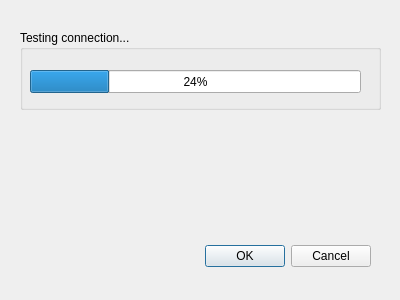
Old version of the form client/src/ui/dialogs/connection_testing_dialog.ui in the repository networkoptix/nx_open.
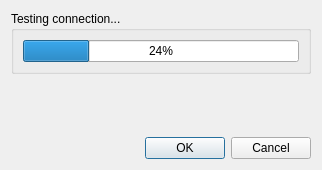
New version of the form.

Commit message:
Bug #1818: If test connection to EC different version "Failure" is displayed
<==== Mercurial data ====>
Branch: master

The edit to the form file:
```diff
--- a/client/src/ui/dialogs/connection_testing_dialog.ui
+++ b/client/src/ui/dialogs/connection_testing_dialog.ui
@@ -6,8 +6,8 @@
    <rect>
     <x>0</x>
     <y>0</y>
-    <width>400</width>
-    <height>300</height>
+    <width>328</width>
+    <height>185</height>
    </rect>
   </property>
   <property name="sizePolicy">
@@ -19,57 +19,34 @@
   <property name="windowTitle">
    <string>Connection Test</string>
   </property>
-  <widget class="QDialogButtonBox" name="buttonBox">
-   <property name="geometry">
-    <rect>
-     <x>30</x>
-     <y>240</y>
-     <width>341</width>
-     <height>32</height>
-    </rect>
+  <layout class="QVBoxLayout" name="verticalLayout_2">
+   <property name="sizeConstraint">
+    <enum>QLayout::SetFixedSize</enum>
    </property>
-   <property name="orientation">
-    <enum>Qt::Horizontal</enum>
-   </property>
-   <property name="standardButtons">
-    <set>QDialogButtonBox::Cancel|QDialogButtonBox::Ok</set>
-   </property>
-  </widget>
+   <item>
   <widget class="QGroupBox" name="groupBox">
-   <property name="geometry">
-    <rect>
-     <x>20</x>
-     <y>30</y>
-     <width>361</width>
-     <height>80</height>
-    </rect>
+     <property name="minimumSize">
+      <size>
+       <width>300</width>
+       <height>0</height>
+      </size>
    </property>
    <property name="title">
     <string>Testing connection...</string>
    </property>
+     <layout class="QVBoxLayout" name="verticalLayout">
+      <item>
    <widget class="QProgressBar" name="progressBar">
-    <property name="geometry">
-     <rect>
-      <x>10</x>
-      <y>40</y>
-      <width>331</width>
-      <height>23</height>
-     </rect>
-    </property>
     <property name="value">
      <number>24</number>
     </property>
    </widget>
-  </widget>
+      </item>
+     </layout>
+    </widget>
+   </item>
+   <item>
   <widget class="QLabel" name="statusLabel">
-   <property name="geometry">
-    <rect>
-     <x>30</x>
-     <y>160</y>
-     <width>351</width>
-     <height>61</height>
-    </rect>
-   </property>
    <property name="font">
     <font>
      <pointsize>20</pointsize>
@@ -78,7 +55,32 @@
    <property name="text">
     <string/>
    </property>
-  </widget>
+     <property name="alignment">
+      <set>Qt::AlignCenter</set>
+     </property>
+    </widget>
+   </item>
+   <item>
+    <widget class="QLabel" name="descriptionLabel">
+     <property name="text">
+      <string/>
+     </property>
+     <property name="margin">
+      <number>6</number>
+     </property>
+    </widget>
+   </item>
+   <item>
+    <widget class="QDialogButtonBox" name="buttonBox">
+     <property name="orientation">
+      <enum>Qt::Horizontal</enum>
+     </property>
+     <property name="standardButtons">
+      <set>QDialogButtonBox::Cancel|QDialogButtonBox::Ok</set>
+     </property>
+    </widget>
+   </item>
+  </layout>
  </widget>
  <resources/>
  <connections>
```
Lines whose indentation alone changed are shown as unchanged. The commit also changes 3 other files.
